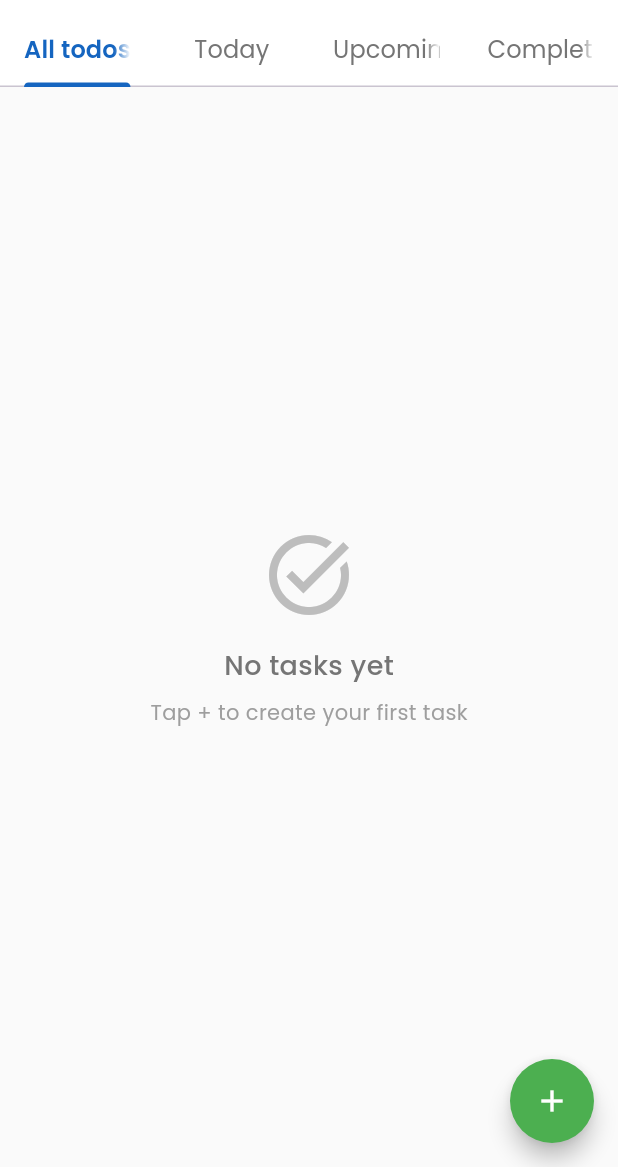
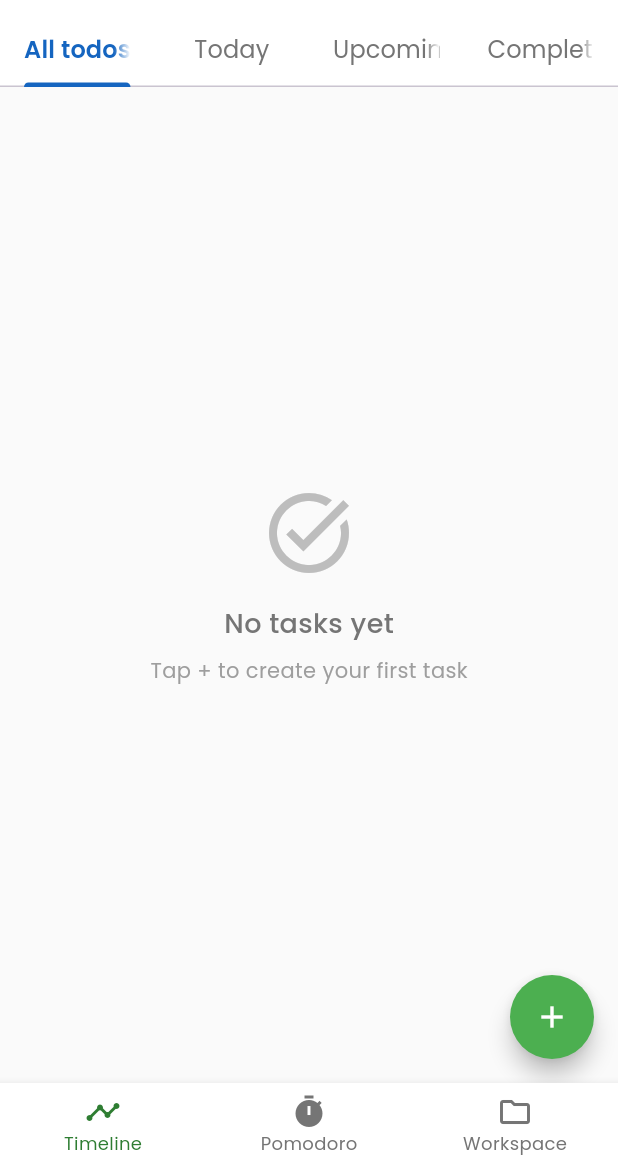
Before and after one commit to anjumArnab/TickIt, a Flutter app: the screen it shows after launch, on a phone screen of 412 x 824 dp, the part 69-1236 px from its top. Run offline on Flutter 3.47's test engine with Material 3 defaults, Android fonts, the phone set to English and light mode, and no system bars; our stand-ins replace google_fonts, hive, hive_flutter, sqflite, table_calendar; accounts and stored records are empty.

```diff
--- a/lib/main.dart
+++ b/lib/main.dart
@@ -1,7 +1,7 @@
 import 'package:flutter/material.dart';
 import 'package:google_fonts/google_fonts.dart';
+import '../screens/navigation_wrapper.dart';
 import '../services/hive/db_service.dart';
-import '../screens/homepage.dart';
 import 'services/hive/db_service_pomodoro.dart';
 
 void main() async {
@@ -30,7 +30,7 @@ class TickIt extends StatelessWidget {
         primarySwatch: Colors.blue,
         textTheme: GoogleFonts.poppinsTextTheme(),
       ),
-      home: Homepage(),
+      home: NavigationWrapper(),
     );
   }
 }
```
